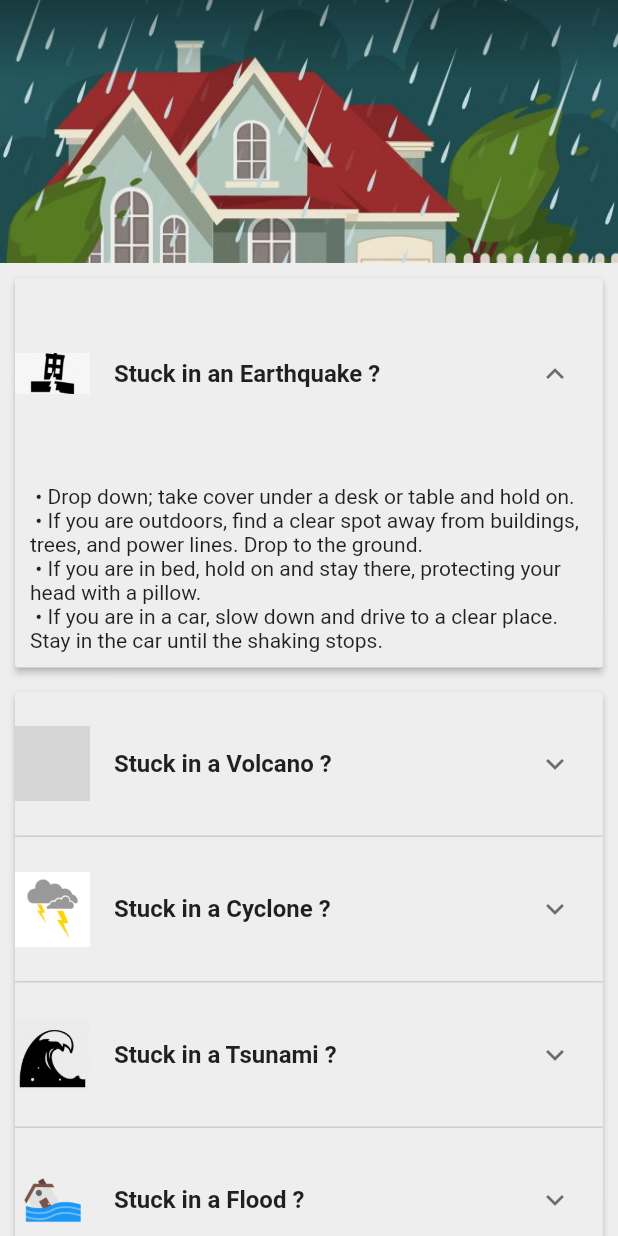
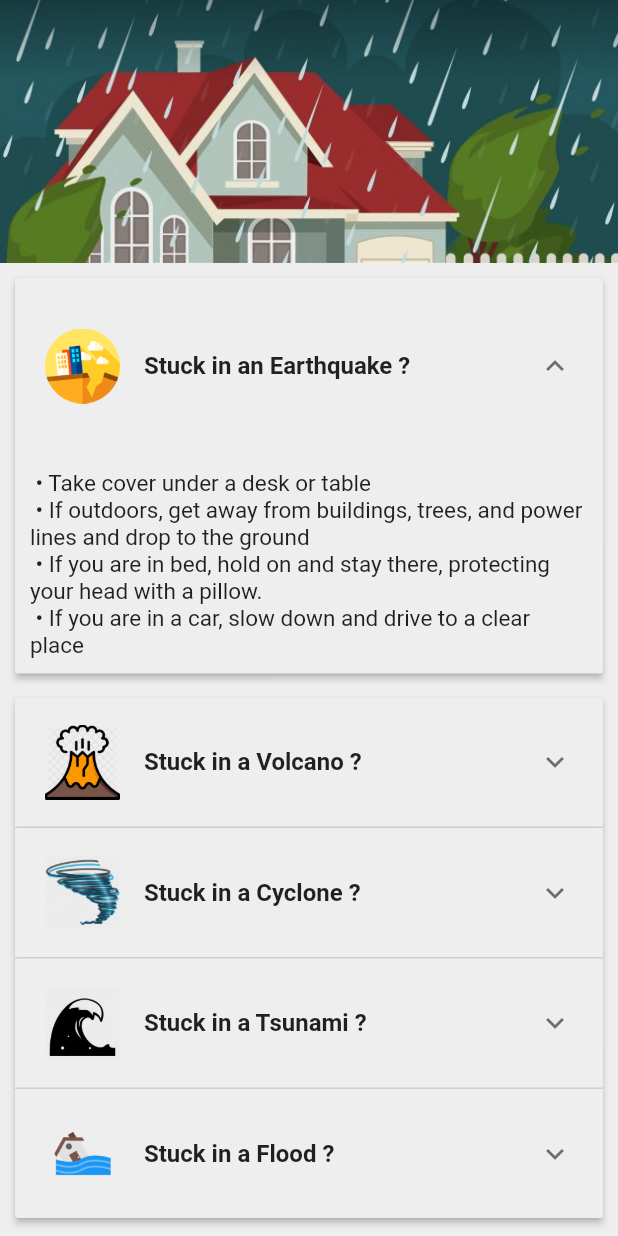
Before and after one commit to MananSoni42/CodeFunDo, a Flutter app: the TipsList widget shown alone on an empty page, opened directly, after a tap on "Stuck in an Earthquake ?", on a phone screen of 412 x 824 dp. Run offline on Flutter 3.47's test engine with Material 2 defaults, Android fonts, the phone set to English and light mode, and no system bars; our stand-ins replace firebase_auth, firebase_messaging, google_sign_in; missing offline and left inert: map_view; accounts and stored records are empty; grey boxes are pictures that could not be loaded.

Commit message:
Set Disaster Tips' icons, text and padding

```diff
--- a/catastrofree_app/lib/disaster_tips.dart
+++ b/catastrofree_app/lib/disaster_tips.dart
@@ -22,10 +22,10 @@ class _TipsListState extends State<TipsList> {
         false,
         'Stuck in an Earthquake ?',
         Text(
-            " • Drop down; take cover under a desk or table and hold on.\n • If you are outdoors, find a clear spot away from buildings, trees, and power lines. Drop to the ground.\n • If you are in bed, hold on and stay there, protecting your head with a pillow.\n • If you are in a car, slow down and drive to a clear place. Stay in the car until the shaking stops.",
-            softWrap: true),
+            " • Take cover under a desk or table\n • If outdoors, get away from buildings, trees, and power lines and drop to the ground\n • If you are in bed, hold on and stay there, protecting your head with a pillow.\n • If you are in a car, slow down and drive to a clear place",
+            softWrap: true, style: TextStyle(fontSize: 15.0)),
         Image(
-          image: AssetImage('assets/images/earthquake_symbol.jpg'),
+          image: AssetImage('assets/images/earthquake_symbol.png'),
           width: 50.0,
           height: 50.0,
         )),
@@ -34,7 +34,7 @@ class _TipsListState extends State<TipsList> {
         'Stuck in a Volcano ?',
         Text(
             " • If you live near an active volcano, keep goggles and a mask in an emergency kit, along with a flashlight and a working, battery-operated radio.\n • Evacuate only as recommended by authorities to stay clear of lava, mud flows, and flying rocks and debris.\n • Avoid river areas and low-lying regions.\n • Be aware that ash may put excess weight on your roof and need to be swept away. Wear protection during cleanups.",
-            softWrap: true),
+            softWrap: true, style: TextStyle(fontSize: 15.0)),
         Image(
             image: AssetImage('assets/images/volcano_symbol.png'),
             width: 50.0,
@@ -44,9 +44,9 @@ class _TipsListState extends State<TipsList> {
         'Stuck in a Cyclone ?',
         Text(
             " • In case of a storm surge/tide warning, or other flooding, know your nearest safe high ground and the safest access route to it.\n • Put wooden or plastic outdoor furniture in your pool or inside with other loose items.\n • Close shutters or board-up or heavily tape all windows. Draw curtains and lock doors.\n • Wear strong shoes (not thongs) and tough clothing for protection.\n • Lock doors; turn off power, gas, and water; take your evacuation and emergency kits",
-            softWrap: true),
+            softWrap: true, style: TextStyle(fontSize: 15.0)),
         Image(
-          image: AssetImage('assets/images/storm_symbol.jpg'),
+          image: AssetImage('assets/images/storm_symbol.png'),
           height: 50.0,
           width: 50.0,
         )),
@@ -55,7 +55,7 @@ class _TipsListState extends State<TipsList> {
         'Stuck in a Tsunami ?',
         Text(
             " • Protect windows with plywood boards, or storm shutters\n • Have several days supply of food and water for everyone\n • Remain indoors when the eye moves over your area because the storm will resume shortly\n • Monitor Weather and Civil Service Bulletins on either regular or NOAA radio\n",
-            softWrap: true),
+            softWrap: true, style: TextStyle(fontSize: 15.0)),
         Image(
           image: AssetImage('assets/images/tsunami_symbol.png'),
           height: 50.0,
@@ -66,7 +66,7 @@ class _TipsListState extends State<TipsList> {
         'Stuck in a Flood ?',
         Text(
             " • Seal walls in basements with waterproofing compounds to avoid seepage\n • Be prepared! Pack a bag with important items in case you need to evacuate\n • If there is any possibility of a flash flood, move immediately to higher ground\n • Turn off utilities at the main switches or valves. Disconnect electrical appliances",
-            softWrap: true),
+            softWrap: true, style: TextStyle(fontSize: 15.0)),
         Image(
           image: AssetImage('assets/images/flood_symbol.png'),
           height: 50.0,
@@ -81,7 +81,6 @@ class _TipsListState extends State<TipsList> {
           expandedHeight: _appBarHeight,
           pinned: true,
           flexibleSpace: FlexibleSpaceBar(
-              //title: Text("Disaster tips", softWrap: true,),
               collapseMode: CollapseMode.parallax,
               background: Stack(fit: StackFit.expand, children: <Widget>[
                 Image(
@@ -116,7 +115,7 @@ class _TipsListState extends State<TipsList> {
                         headerBuilder: (BuildContext context, bool isExpanded) {
                           return Container(
                               padding: EdgeInsets.symmetric(
-                                  horizontal: .0, vertical: 10.0),
+                                  horizontal: 0.0, vertical: 15.0),
                               child: ListTile(
                                   onTap: () {
                                     setState(() {
@@ -124,7 +123,7 @@ class _TipsListState extends State<TipsList> {
                                     });
                                   },
                                   contentPadding: EdgeInsets.symmetric(
-                                      vertical: 10.0, horizontal: 0.0),
+                                      vertical: 0.0, horizontal: 20.0),
                                   leading: tip.icon,
                                   title: new Text(
                                     tip.header,
--- a/catastrofree_app/pubspec.yaml
+++ b/catastrofree_app/pubspec.yaml
@@ -50,10 +50,11 @@ flutter:
     - assets/images/disasterPic.jpeg
     - assets/images/logo.png
     - assets/images/azure.png
-    - assets/images/earthquake_symbol.jpg
+    - assets/images/earthquake_symbol.png
     - assets/images/flood_symbol.png
-    - assets/images/storm_symbol.jpg
+    - assets/images/storm_symbol.png
     - assets/images/tsunami_symbol.png
+    - assets/images/volcano_symbol.png
     - assets/images/disaster_tips_banner.jpg
 
   # An image asset can refer to one or more resolution-specific "variants", see
```
Also changed, not shown: catastrofree_app/assets/images/earthquake_symbol.jpg (deleted), catastrofree_app/assets/images/earthquake_symbol.png (added), catastrofree_app/assets/images/storm_symbol.jpg (deleted), catastrofree_app/assets/images/storm_symbol.png (added), catastrofree_app/assets/images/volcano_symbol.png (added).
